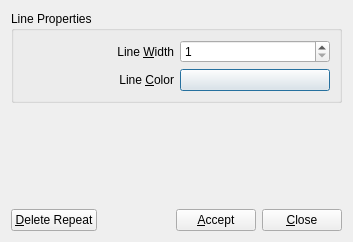
First picture: the form in sconcho/gui/ui/pattern_repeat_dialog.ui, repository haskelladdict/sconcho, before the edit.
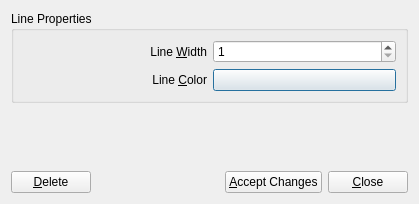
Second picture: the form after the edit.

```diff
--- a/sconcho/gui/ui/pattern_repeat_dialog.ui
+++ b/sconcho/gui/ui/pattern_repeat_dialog.ui
@@ -6,8 +6,8 @@
    <rect>
     <x>0</x>
     <y>0</y>
-    <width>353</width>
-    <height>242</height>
+    <width>419</width>
+    <height>204</height>
    </rect>
   </property>
   <property name="windowTitle">
@@ -88,7 +88,7 @@
      <item>
       <widget class="QPushButton" name="deleteButton">
        <property name="text">
-        <string>&amp;Delete Repeat</string>
+        <string>&amp;Delete</string>
        </property>
       </widget>
      </item>
@@ -108,7 +108,7 @@
      <item>
       <widget class="QPushButton" name="acceptButton">
        <property name="text">
-        <string>&amp;Accept</string>
+        <string>&amp;Accept Changes</string>
        </property>
       </widget>
      </item>
```
